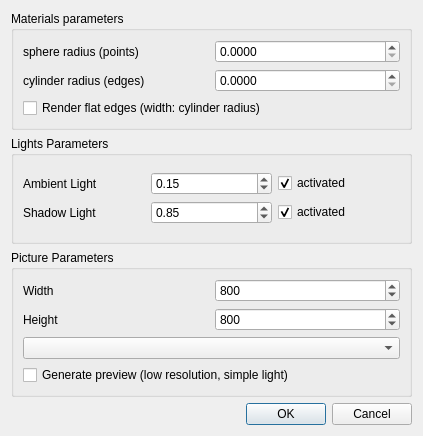
First picture: the form in include/Polyhedron/demo/Polyhedron/Plugins/Mesh_3/Rib_dialog.ui, repository CrealityOfficial/cgal, before the edit.
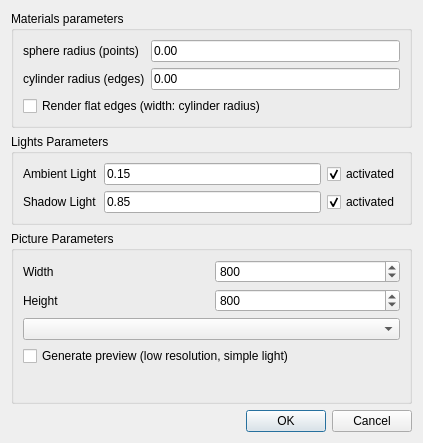
Second picture: the form after the edit. Custom widgets are drawn as their Qt base class.

The edit to the form file:
```diff
--- a/include/Polyhedron/demo/Polyhedron/Plugins/Mesh_3/Rib_dialog.ui
+++ b/include/Polyhedron/demo/Polyhedron/Plugins/Mesh_3/Rib_dialog.ui
@@ -7,7 +7,7 @@
     <x>0</x>
     <y>0</y>
     <width>423</width>
-    <height>436</height>
+    <height>443</height>
    </rect>
   </property>
   <property name="windowTitle">
@@ -22,20 +22,6 @@
      <layout class="QVBoxLayout" name="verticalLayout_2">
       <item>
        <layout class="QGridLayout" name="gridLayout">
-        <item row="1" column="1">
-         <widget class="QDoubleSpinBox" name="sphereRadius">
-          <property name="decimals">
-           <number>4</number>
-          </property>
-         </widget>
-        </item>
-        <item row="2" column="1">
-         <widget class="QDoubleSpinBox" name="cylinderRadius">
-          <property name="decimals">
-           <number>4</number>
-          </property>
-         </widget>
-        </item>
         <item row="2" column="0">
          <widget class="QLabel" name="cylinderRadiusLabel">
           <property name="text">
@@ -50,6 +36,20 @@
           </property>
          </widget>
         </item>
+        <item row="1" column="2">
+         <widget class="DoubleEdit" name="sphereRadius">
+          <property name="text">
+           <string>0.00</string>
+          </property>
+         </widget>
+        </item>
+        <item row="2" column="2">
+         <widget class="DoubleEdit" name="cylinderRadius">
+          <property name="text">
+           <string>0.00</string>
+          </property>
+         </widget>
+        </item>
        </layout>
       </item>
       <item>
@@ -70,13 +70,6 @@
      <layout class="QVBoxLayout" name="verticalLayout_3">
       <item>
        <layout class="QGridLayout" name="gridLayout_2">
-        <item row="1" column="0">
-         <widget class="QLabel" name="ambientLabel">
-          <property name="text">
-           <string>Ambient Light</string>
-          </property>
-         </widget>
-        </item>
         <item row="1" column="2">
          <widget class="QCheckBox" name="isAmbientOn">
           <property name="text">
@@ -87,42 +80,6 @@
           </property>
          </widget>
         </item>
-        <item row="1" column="1">
-         <widget class="QDoubleSpinBox" name="ambientIntensity">
-          <property name="maximum">
-           <double>1.000000000000000</double>
-          </property>
-          <property name="singleStep">
-           <double>0.010000000000000</double>
-          </property>
-          <property name="value">
-           <double>0.150000000000000</double>
-          </property>
-         </widget>
-        </item>
-        <item row="2" column="1">
-         <widget class="QDoubleSpinBox" name="shadowIntensity">
-          <property name="maximum">
-           <double>1.000000000000000</double>
-          </property>
-          <property name="singleStep">
-           <double>0.010000000000000</double>
-          </property>
-          <property name="value">
-           <double>0.850000000000000</double>
-          </property>
-         </widget>
-        </item>
-        <item row="2" column="2">
-         <widget class="QCheckBox" name="isShadowOn">
-          <property name="text">
-           <string>activated</string>
-          </property>
-          <property name="checked">
-           <bool>true</bool>
-          </property>
-         </widget>
-        </item>
         <item row="2" column="0">
          <widget class="QLabel" name="shadowLabel">
           <property name="text">
@@ -130,6 +87,37 @@
           </property>
          </widget>
         </item>
+        <item row="2" column="2">
+         <widget class="QCheckBox" name="isShadowOn">
+          <property name="text">
+           <string>activated</string>
+          </property>
+          <property name="checked">
+           <bool>true</bool>
+          </property>
+         </widget>
+        </item>
+        <item row="1" column="0">
+         <widget class="QLabel" name="ambientLabel">
+          <property name="text">
+           <string>Ambient Light</string>
+          </property>
+         </widget>
+        </item>
+        <item row="1" column="1">
+         <widget class="DoubleEdit" name="ambientIntensity">
+          <property name="text">
+           <string>0.15</string>
+          </property>
+         </widget>
+        </item>
+        <item row="2" column="1">
+         <widget class="DoubleEdit" name="shadowIntensity">
+          <property name="text">
+           <string>0.85</string>
+          </property>
+         </widget>
+        </item>
        </layout>
       </item>
      </layout>
@@ -217,6 +205,19 @@
         </property>
        </widget>
       </item>
+      <item>
+       <spacer name="verticalSpacer">
+        <property name="orientation">
+         <enum>Qt::Vertical</enum>
+        </property>
+        <property name="sizeHint" stdset="0">
+         <size>
+          <width>20</width>
+          <height>40</height>
+         </size>
+        </property>
+       </spacer>
+      </item>
      </layout>
     </widget>
    </item>
@@ -232,6 +233,13 @@
    </item>
   </layout>
  </widget>
+ <customwidgets>
+  <customwidget>
+   <class>DoubleEdit</class>
+   <extends>QLineEdit</extends>
+   <header>CGAL_double_edit.h</header>
+  </customwidget>
+ </customwidgets>
  <resources/>
  <connections>
   <connection>
```
